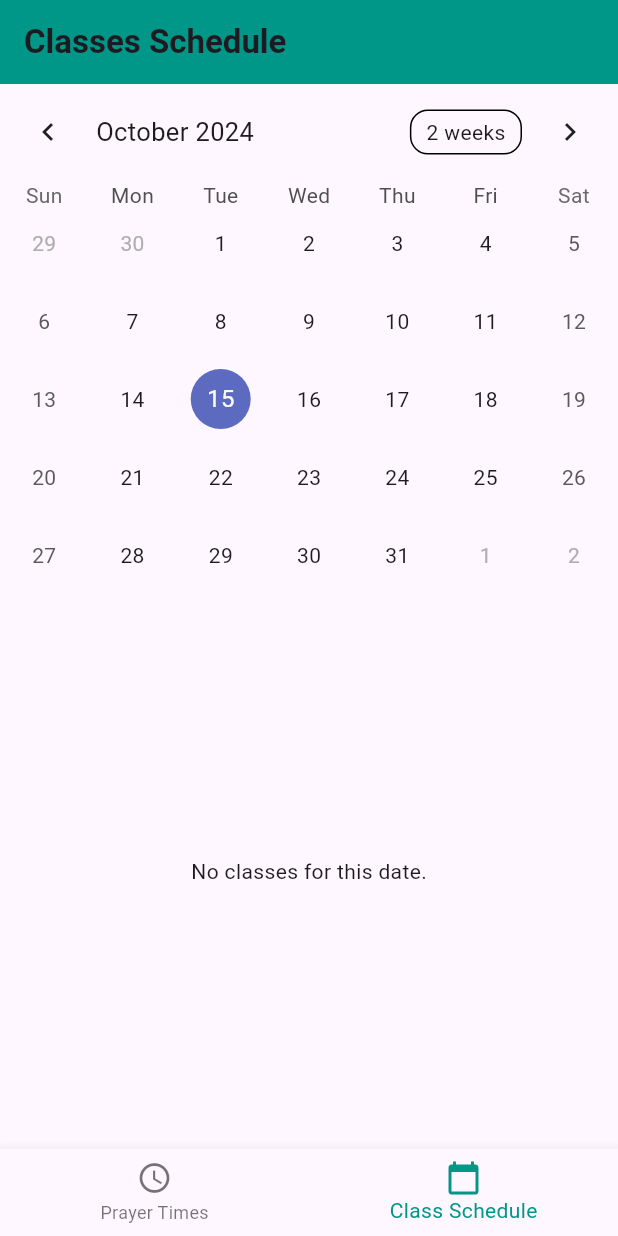
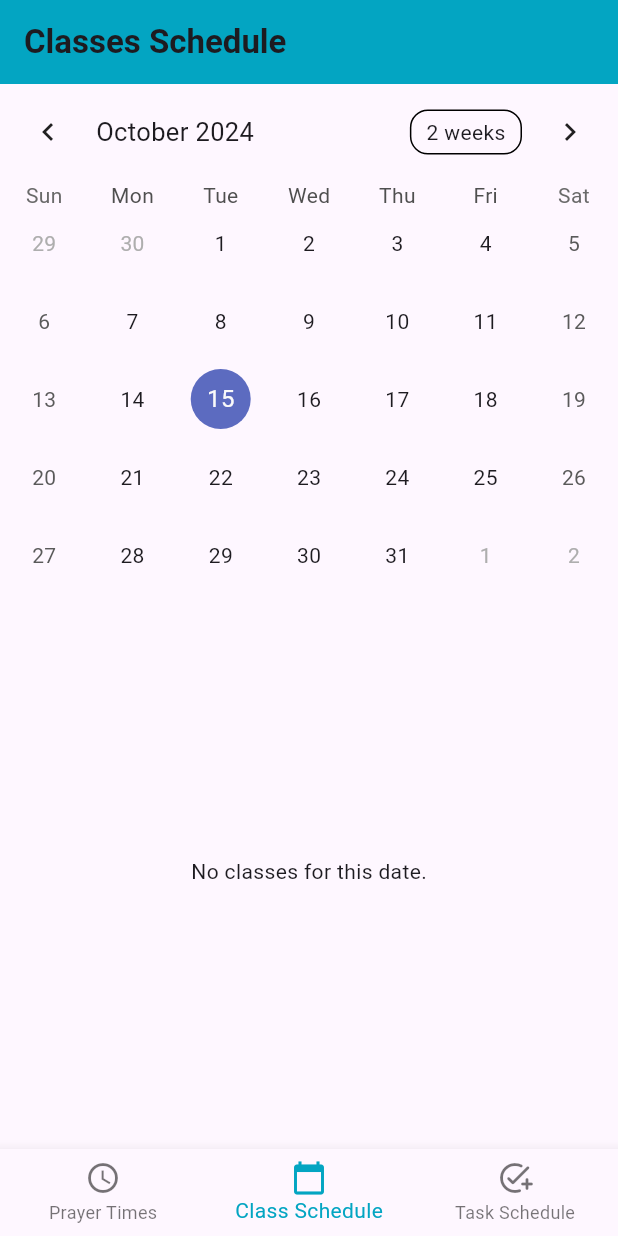
Before and after one commit to AmineLadrem/Prayers-and-classes-schedule-Application, a Flutter app: the screen it shows after launch, on a phone screen of 412 x 824 dp. Run offline on Flutter 3.47's test engine with Material 3 defaults, Android fonts, the phone set to English and light mode, and no system bars; drawn by our look-alikes of table_calendar; our stand-ins replace flutter_local_notifications, timezone; network calls fail.

Commit message:
feat :
add task schedule screen , update prayers screen

```diff
--- a/lib/main.dart
+++ b/lib/main.dart
@@ -1,6 +1,7 @@
 import 'package:flutter/material.dart';
 import 'package:todo/screens/prayer_times_screen.dart';
 import 'package:todo/screens/class_schedule_screen.dart';
+import 'package:todo/screens/task_schedule_screen.dart';
 
 void main() {
   runApp(MyApp());
@@ -11,7 +12,7 @@ class MyApp extends StatelessWidget {
   Widget build(BuildContext context) {
     return MaterialApp(
       debugShowCheckedModeBanner: false,
-      title: 'Prayer and Class Scheduler',
+      title: 'Amine App',
       theme: ThemeData(
         primarySwatch: Colors.teal,
       ),
@@ -31,6 +32,7 @@ class _HomeScreenState extends State<HomeScreen> {
   static final List<Widget> _screens = <Widget>[
     PrayerTimesScreen(),
     ClassScheduleScreen(),
+    TaskScheduleScreen(),
   ];
 
   void _onItemTapped(int index) {
@@ -53,9 +55,17 @@ class _HomeScreenState extends State<HomeScreen> {
             icon: Icon(Icons.calendar_today),
             label: 'Class Schedule',
           ),
+          BottomNavigationBarItem(
+            icon: Icon(Icons.add_task_rounded),
+            label: 'Task Schedule',
+          ),
         ],
         currentIndex: _selectedIndex,
-        selectedItemColor: Colors.teal,
+        selectedItemColor: _selectedIndex == 0
+            ? Colors.teal
+            : _selectedIndex == 1
+                ? Color.fromARGB(255, 3, 165, 194)
+                : Color.fromARGB(255, 82, 26, 212),
         onTap: _onItemTapped,
       ),
     );
--- a/lib/models/prayer_time.dart
+++ b/lib/models/prayer_time.dart
@@ -18,9 +18,7 @@ class PrayerTimes {
   });
 
   factory PrayerTimes.fromJson(Map<String, dynamic> json) {
-    if (json == null ||
-        !json.containsKey('data') ||
-        !json['data'].containsKey('timings')) {
+    if (!json.containsKey('data') || !json['data'].containsKey('timings')) {
       throw Exception('Invalid data structure: timings not found');
     }
 
--- a/lib/screens/class_schedule_screen.dart
+++ b/lib/screens/class_schedule_screen.dart
@@ -205,7 +205,7 @@ class _ClassScheduleScreenState extends State<ClassScheduleScreen> {
           'Classes Schedule',
           style: TextStyle(fontFamily: 'Roboto', fontWeight: FontWeight.bold),
         ),
-        backgroundColor: Colors.teal,
+        backgroundColor: const Color.fromARGB(255, 3, 165, 194),
       ),
       body: isLoading
           ? Center(child: CircularProgressIndicator())
```
Also changed, not shown: lib/screens/prayer_times_screen.dart (+6 -2 lines), lib/screens/task_schedule_screen.dart (added, +23 -0 lines).
